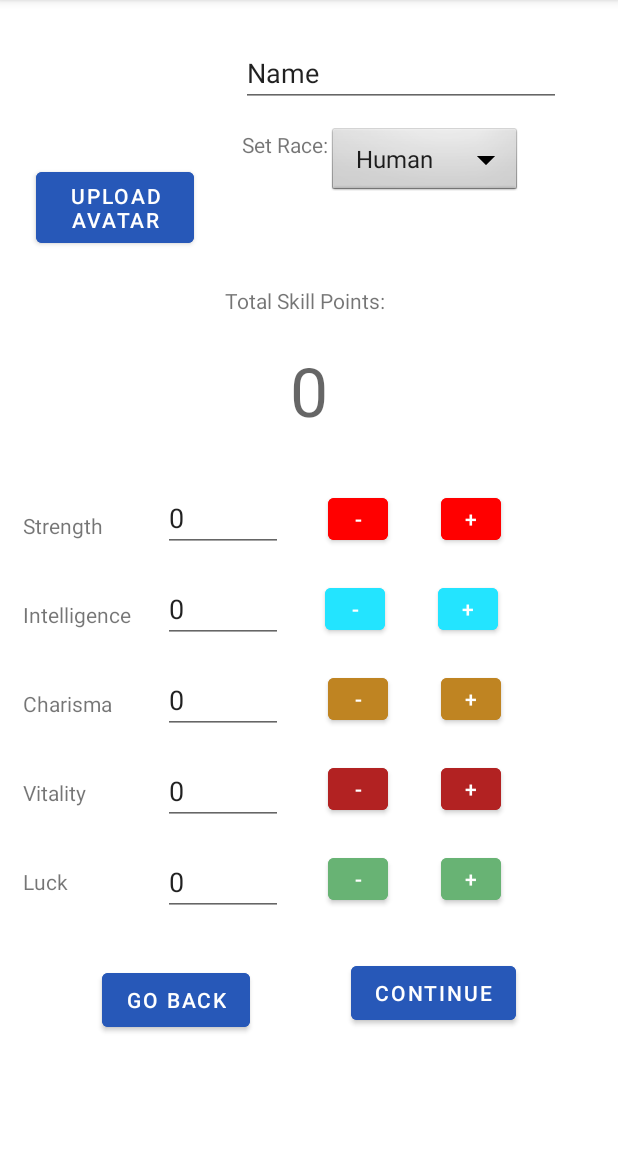
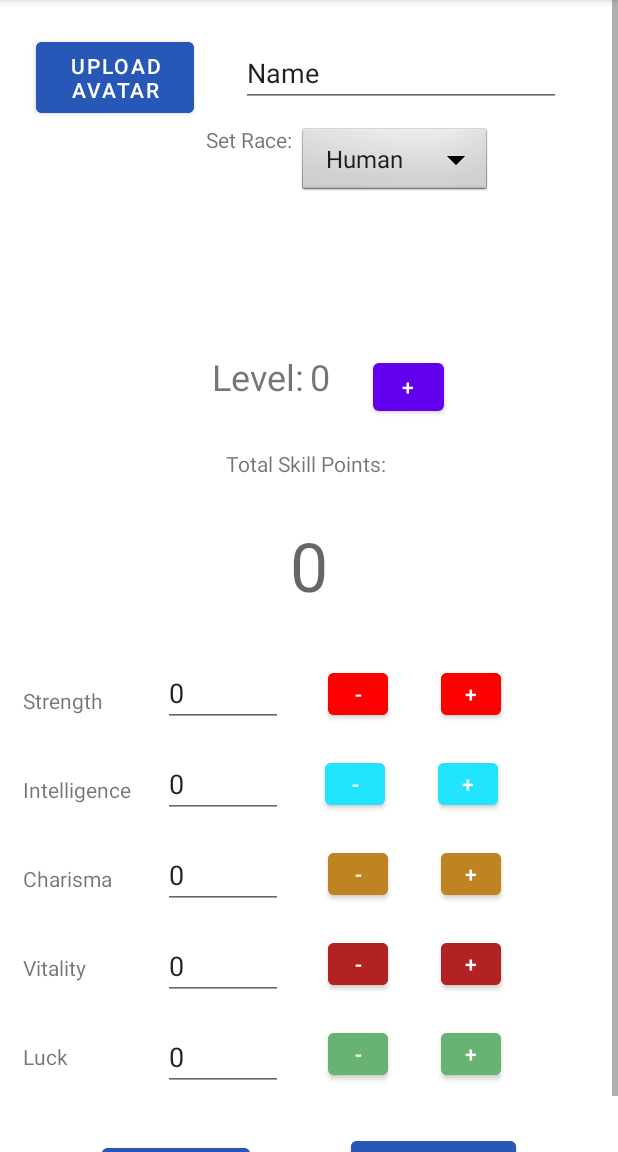
Before and after one commit to mfuri/RPGesus, an Android app: the fragment CharacterEditFragment placed in its activity, on a phone screen of 412 x 824 dp, the part 84-1236 px from its top. Run offline under Robolectric (Android 15) with nearby library versions, the phone set to English and light mode, and no system bars; our stand-ins replace Firebase (no records; nobody signed in at launch, a user with empty details on screens opened directly); libraries missing offline, so code that uses them is left out: com.lowagie.text, pub.devrel.easypermissions; 11 statements that could not run were skipped.

Commit message:
Added level up button and fixed avatar bug in edit fragment

```diff
--- a/app/src/main/java/com/cop4656/rpgesus/CharacterEditFragment.java
+++ b/app/src/main/java/com/cop4656/rpgesus/CharacterEditFragment.java
@@ -100,6 +100,8 @@ public class CharacterEditFragment extends Fragment implements View.OnClickListe
     private Spinner Race;
     private TextView setRace;
 
+    private Character character;
+
     public static final int IMAGE_CODE = 1;
 
     // TODO: Rename parameter arguments, choose names that match
@@ -151,6 +153,7 @@ public class CharacterEditFragment extends Fragment implements View.OnClickListe
 
         mViewModel =  new ViewModelProvider(requireActivity()).get(com.cop4656.rpgesus.CharacterViewModel.class);
         level = mViewModel.getCurrentCharacter().getValue().getLevel();
+        character = mViewModel.getCurrentCharacter().getValue();
         //Getting all buttons
 
         strengthPlus = (Button) view.findViewById(R.id.strengthPlusButton);
@@ -203,6 +206,30 @@ public class CharacterEditFragment extends Fragment implements View.OnClickListe
         charisma.setText(String.valueOf(AddPoint(mViewModel.getCurrentCharacter().getValue().getCharisma())));
         vitality.setText(String.valueOf(AddPoint(mViewModel.getCurrentCharacter().getValue().getVitality())));
         luck.setText(String.valueOf(AddPoint(mViewModel.getCurrentCharacter().getValue().getLuck())));
+
+        TextView levelLabel = view.findViewById(R.id.EditLevelLabel);
+        TextView levelView = view.findViewById(R.id.editLevel);
+
+        levelView.setText(String.valueOf(level));
+
+        Button levelUpButton = (Button) view.findViewById(R.id.levelUpButton);
+
+        levelUpButton.setOnClickListener(new View.OnClickListener() {
+            @Override
+            public void onClick(View v) {
+                if(level != 30){
+                    Toast.makeText(getContext(), "Congrats! You have now leveled up.", Toast.LENGTH_LONG).show();
+                    level++;
+                    character.setLevel(level);
+                    levelView.setText(String.valueOf(level));
+                    currentUnallocatedPoints++;
+                    points.setText(String.valueOf(currentUnallocatedPoints));
+                }
+                else{
+                    Toast.makeText(getContext(), "You are already max level. You can not level up further", Toast.LENGTH_LONG).show();
+                }
+            }
+        });
 
 
 
@@ -260,7 +287,9 @@ public class CharacterEditFragment extends Fragment implements View.OnClickListe
         Name.setText(mViewModel.getCurrentCharacter().getValue().getName());
         Race.setSelection(getIndex(Race, mViewModel.getCurrentCharacter().getValue().getRace()));
 
-        avatarView.setImageBitmap(StringToBitMap(mViewModel.getCurrentCharacter().getValue().getAvatar()));
+        bitmap = StringToBitMap(mViewModel.getCurrentCharacter().getValue().getAvatar());
+
+        avatarView.setImageBitmap(bitmap);
 
         List<String> races = Arrays.asList(getResources().getStringArray(R.array.races));
         ArrayAdapter<String> adapter = new ArrayAdapter<String>(getActivity(), android.R.layout.simple_spinner_item, races);
@@ -289,6 +318,8 @@ public class CharacterEditFragment extends Fragment implements View.OnClickListe
             intel.setBackgroundTintList(getResources().getColorStateList(R.color.rpg_white));
             pointsLabel.setTextColor(getResources().getColorStateList(R.color.rpg_white));
             points.setTextColor(getResources().getColorStateList(R.color.rpg_white));
+            levelLabel.setTextColor(getResources().getColorStateList(R.color.rpg_white));
+            levelView.setTextColor(getResources().getColorStateList(R.color.rpg_white));
         }
         if (!mViewModel.isDarkMode())
         {
--- a/app/src/main/java/com/cop4656/rpgesus/CharacterSheetFragment.java
+++ b/app/src/main/java/com/cop4656/rpgesus/CharacterSheetFragment.java
@@ -44,8 +44,7 @@ import com.itextpdf.text.DocumentException;
 import com.itextpdf.text.Image;
 import com.itextpdf.text.Rectangle;
 import com.itextpdf.text.pdf.PdfWriter;
-import com.lowagie.text.Document;
-import com.lowagie.text.DocumentException;
+
 
 /**
  * A simple {@link Fragment} subclass.
--- a/app/src/main/res/layout/fragment_character_edit.xml
+++ b/app/src/main/res/layout/fragment_character_edit.xml
@@ -2,6 +2,7 @@
 <FrameLayout xmlns:android="http://schemas.android.com/apk/res/android"
     xmlns:app="http://schemas.android.com/apk/res-auto"
     xmlns:tools="http://schemas.android.com/tools"
+    android:id="@+id/frameLayout"
     android:layout_width="match_parent"
     android:layout_height="match_parent"
     tools:context=".CharacterCreationFragment">
@@ -13,7 +14,7 @@
         <LinearLayout
             android:layout_width="match_parent"
             android:layout_height="wrap_content"
-            android:orientation="vertical" >
+            android:orientation="vertical">
 
             <androidx.constraintlayout.widget.ConstraintLayout
                 android:layout_width="match_parent"
@@ -52,29 +53,29 @@
                     android:layout_width="wrap_content"
                     android:layout_height="wrap_content"
                     android:layout_marginStart="150dp"
-                    android:layout_marginTop="119dp"
+                    android:layout_marginTop="19dp"
                     android:layout_marginEnd="157dp"
                     android:gravity="center"
                     android:text="Total Skill Points:"
                     android:textAlignment="center"
                     app:layout_constraintEnd_toEndOf="parent"
-                    app:layout_constraintHorizontal_bias="0.5"
+                    app:layout_constraintHorizontal_bias="0.0"
                     app:layout_constraintStart_toStartOf="parent"
-                    app:layout_constraintTop_toBottomOf="@+id/characterNameEditText" />
+                    app:layout_constraintTop_toBottomOf="@+id/levelUpButton" />
 
                 <TextView
                     android:id="@+id/remainingSkillPointsView"
                     android:layout_width="match_parent"
                     android:layout_height="match_parent"
                     android:layout_marginStart="101dp"
-                    android:layout_marginTop="20dp"
+                    android:layout_marginTop="28dp"
                     android:layout_marginEnd="101dp"
                     android:ems="10"
                     android:gravity="center"
                     android:text="0"
                     android:textAppearance="@style/TextAppearance.AppCompat.Display2"
                     app:layout_constraintEnd_toEndOf="parent"
-                    app:layout_constraintHorizontal_bias="0.487"
+                    app:layout_constraintHorizontal_bias="0.0"
                     app:layout_constraintStart_toStartOf="parent"
                     app:layout_constraintTop_toBottomOf="@+id/pointsLabel" />
 
@@ -193,18 +194,6 @@
                     app:layout_constraintEnd_toEndOf="parent"
                     app:layout_constraintTop_toBottomOf="@+id/vitalityPointsEditText" />
 
-                <Spinner
-                    android:id="@+id/raceSpinner"
-                    android:layout_width="wrap_content"
-                    android:layout_height="wrap_content"
-                    android:layout_marginTop="12dp"
-                    android:layout_marginEnd="64dp"
-                    android:entries="@array/races"
-                    android:spinnerMode="dialog"
-                    android:background="@android:drawable/btn_dropdown"
-                    app:layout_constraintEnd_toEndOf="parent"
-                    app:layout_constraintTop_toBottomOf="@+id/characterNameEditText" />
-
                 <Button
                     android:id="@+id/strengthMinusButton"
                     android:layout_width="40dp"
@@ -319,9 +308,22 @@
                     android:id="@+id/setRaceTextView"
                     android:layout_width="wrap_content"
                     android:layout_height="wrap_content"
-                    android:layout_marginTop="15dp"
+                    android:layout_marginTop="12dp"
+                    android:layout_marginEnd="4dp"
                     android:text="Set Race:"
                     app:layout_constraintEnd_toStartOf="@+id/raceSpinner"
+                    app:layout_constraintTop_toBottomOf="@+id/characterNameEditText" />
+
+                <Spinner
+                    android:id="@+id/raceSpinner"
+                    android:layout_width="wrap_content"
+                    android:layout_height="wrap_content"
+                    android:layout_marginTop="12dp"
+                    android:layout_marginEnd="84dp"
+                    android:background="@android:drawable/btn_dropdown"
+                    android:entries="@array/races"
+                    android:spinnerMode="dialog"
+                    app:layout_constraintEnd_toEndOf="parent"
                     app:layout_constraintTop_toBottomOf="@+id/characterNameEditText" />
 
                 <Button
@@ -330,8 +332,8 @@
                     android:layout_height="wrap_content"
                     android:layout_marginTop="32dp"
                     android:layout_marginEnd="68dp"
+                    android:backgroundTint="@color/rpg_blue"
                     android:text="Continue"
-                    android:backgroundTint="@color/rpg_blue"
                     app:layout_constraintEnd_toEndOf="parent"
                     app:layout_constraintTop_toBottomOf="@+id/luckMinusButton" />
 
@@ -341,8 +343,8 @@
                     android:layout_height="wrap_content"
                     android:layout_marginStart="68dp"
                     android:layout_marginTop="32dp"
+                    android:backgroundTint="@color/rpg_blue"
                     android:text="Go Back"
-                    android:backgroundTint="@color/rpg_blue"
                     app:layout_constraintEnd_toStartOf="@+id/continueButton"
                     app:layout_constraintHorizontal_bias="0.0"
                     app:layout_constraintStart_toStartOf="parent"
@@ -354,14 +356,42 @@
                     android:layout_height="59dp"
                     android:layout_marginStart="24dp"
                     android:layout_marginTop="5dp"
-                    android:layout_marginEnd="20dp"
-                    android:layout_marginBottom="21dp"
                     android:backgroundTint="@color/rpg_blue"
                     android:text="Upload Avatar"
-                    app:layout_constraintBottom_toTopOf="@+id/remainingSkillPointsView"
-                    app:layout_constraintEnd_toStartOf="@+id/pointsLabel"
                     app:layout_constraintStart_toStartOf="parent"
                     app:layout_constraintTop_toBottomOf="@+id/characterAvatarView" />
+
+                <TextView
+                    android:id="@+id/EditLevelLabel"
+                    android:layout_width="wrap_content"
+                    android:layout_height="wrap_content"
+                    android:layout_marginStart="12dp"
+                    android:layout_marginTop="132dp"
+                    android:text="Level:"
+                    android:textSize="24sp"
+                    app:layout_constraintStart_toEndOf="@+id/avatarUploadButton"
+                    app:layout_constraintTop_toBottomOf="@+id/setRaceTextView" />
+
+                <Button
+                    android:id="@+id/levelUpButton"
+                    android:layout_width="47dp"
+                    android:layout_height="44dp"
+                    android:layout_marginTop="104dp"
+                    android:layout_marginEnd="116dp"
+                    android:text="+"
+                    app:layout_constraintEnd_toEndOf="parent"
+                    app:layout_constraintTop_toBottomOf="@+id/raceSpinner" />
+
+                <TextView
+                    android:id="@+id/editLevel"
+                    android:layout_width="wrap_content"
+                    android:layout_height="wrap_content"
+                    android:layout_marginStart="4dp"
+                    android:layout_marginTop="132dp"
+                    android:text="30"
+                    android:textSize="24sp"
+                    app:layout_constraintStart_toEndOf="@+id/EditLevelLabel"
+                    app:layout_constraintTop_toBottomOf="@+id/setRaceTextView" />
 
             </androidx.constraintlayout.widget.ConstraintLayout>
 
```
